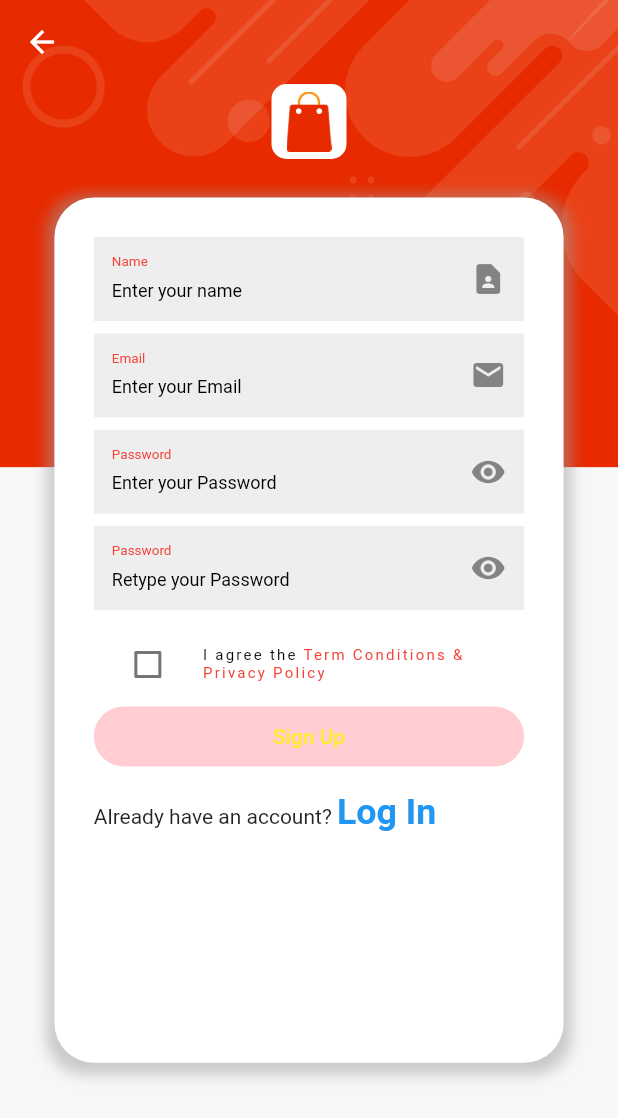
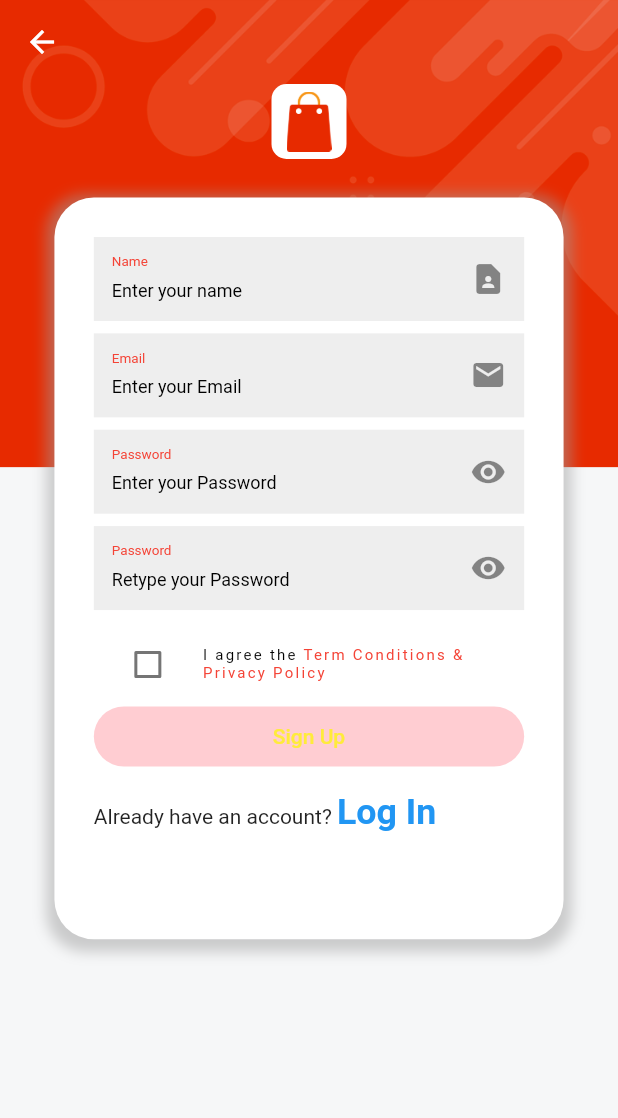
Before and after one commit to FreelancerAbir1/e-Business-Ui-1, a Flutter app: the screen it shows after launch, after a tap on "Sign Up", on a phone screen of 412 x 824 dp. Shown: the top 1118 px of the screen. Run offline on Flutter 3.47's test engine with Material 2 defaults, Android fonts, the phone set to English and light mode, and no system bars; drawn by our look-alikes of auto_size_text; our stand-ins replace firebase_auth, firebase_core, flutter_easyloading, get, responsive_builder, responsive_sizer and 1 more; missing offline and left inert: bottom_bar_matu; accounts and stored records are empty; network calls fail; Roboto replaces fonts that are missing (bold).

Commit message:
first commit

```diff
--- a/lib/auth screens/create user screen/components/body.dart
+++ b/lib/auth screens/create user screen/components/body.dart
@@ -30,7 +30,7 @@ class Body extends GetView<CreateUserScreenController> {
             height: MediaQuery
                 .of(context)
                 .size
-                .height * 0.7,
+                .height * 0.6,
             margin: EdgeInsets.all(kDefaultSize.sp),
             decoration: buildDecoration(
                 boxShadow: [
--- a/lib/auth screens/create user screen/controller/create_user_screen_controller.dart
+++ b/lib/auth screens/create user screen/controller/create_user_screen_controller.dart
@@ -1,7 +1,6 @@
 import 'package:get/get.dart';
 
 import '../../../consts/consts.dart';
-import '../../../consts/services.dart';
 
 class CreateUserScreenController extends GetxController {
   ///focusNode here
--- a/lib/auth screens/login screen/components/body.dart
+++ b/lib/auth screens/login screen/components/body.dart
@@ -30,7 +30,7 @@ class Body extends GetView<LoginScreenController> {
           left: 10,
           right: 10,
           child: Container(
-            height: MediaQuery.of(context).size.height * 0.7,
+            height: MediaQuery.of(context).size.height * 0.6,
             margin: EdgeInsets.all(kDefaultSize.sp),
             decoration: buildDecoration(
                 boxShadow: [
--- a/lib/consts/consts.dart
+++ b/lib/consts/consts.dart
@@ -2,8 +2,7 @@ export './colors.dart';
 export './images.dart';
 export './strings.dart';
 export './styles.dart';
-export './size.dart';
-export 'package:flutter/material.dart';
+ export 'package:flutter/material.dart';
 export '../screens/splash_screen/splash_screen.dart';
 export '../../consts/methods.dart';
 export 'package:bottom_bar_matu/bottom_bar_label_slide/bottom_bar_label_slide.dart';
--- a/lib/consts/size.dart
+++ /dev/null
@@ -1,2 +0,0 @@
-
-const kDefaultSize = 21;
```
Also changed, not shown: lib/consts/route_name.dart (+4 -9 lines), lib/consts/services.dart (deleted, +0 -22 lines), lib/consts/styles.dart (+20 -0 lines), lib/consts/validate_method.dart (+1 -11 lines).
